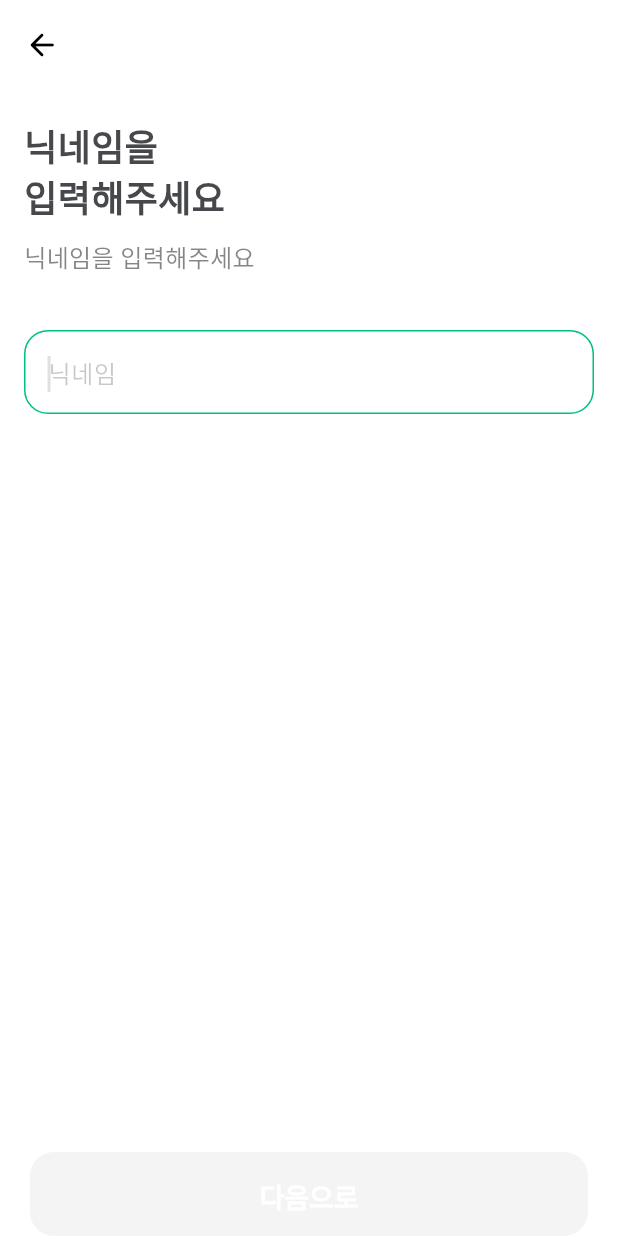
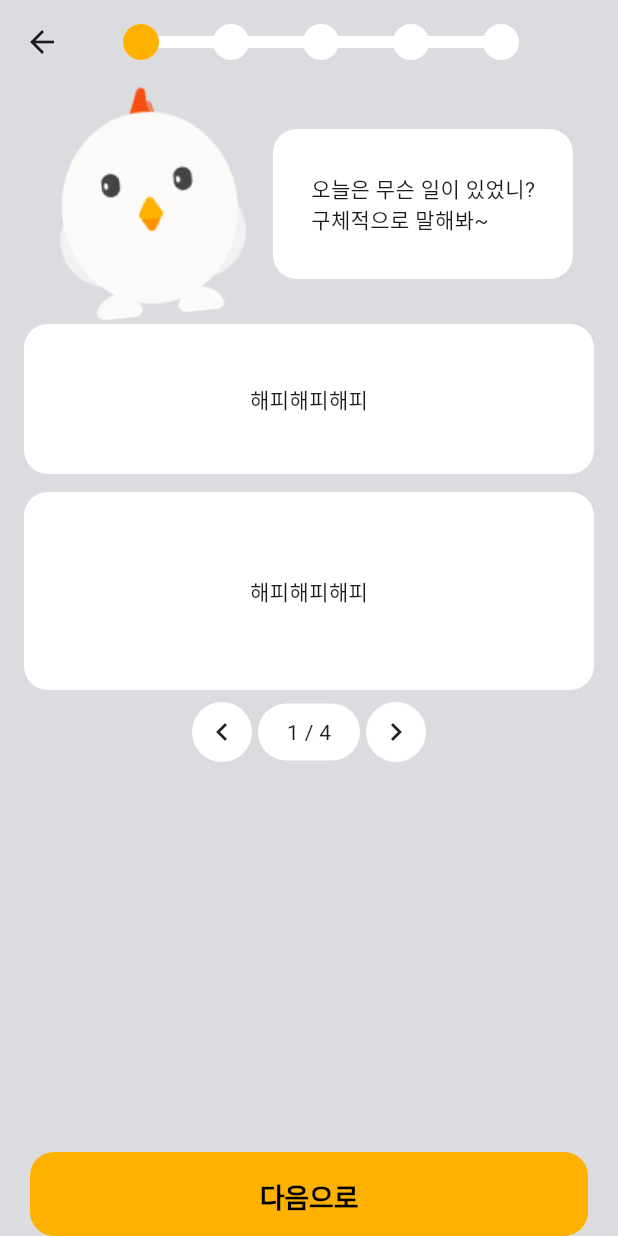
Before and after one commit to symple-app/bbiyack, a Flutter app: the screen it shows after launch, on a phone screen of 412 x 824 dp. Run offline on Flutter 3.47's test engine with Material 3 defaults, Android fonts, the light colour scheme and no system bars; our stand-ins replace bloc, carousel_slider, equatable, firebase_auth, firebase_core, flutter_bloc and 5 more; accounts and stored records are empty; Roboto replaces fonts that are missing (Pretendard); project files that could hold a hidden picture were left out.

Commit message:
feat: 캐릭터가 해주는 상담 페이지 UI 틀 제작

```diff
--- a/lib/app.dart
+++ b/lib/app.dart
@@ -8,6 +8,7 @@ import 'package:hackerton_gdg/features/authentication/presentation/pages/nicknam
 import 'package:hackerton_gdg/features/authentication/presentation/pages/phone_auth_page.dart';
 import 'package:hackerton_gdg/features/authentication/presentation/pages/phone_verify_page.dart';
 import 'package:hackerton_gdg/features/home/presentation/pages/home_page.dart';
+import 'package:hackerton_gdg/features/onboarding/presentation/pages/onboarding_page.dart';
 import 'package:hackerton_gdg/shared/repositories/user_repository.dart';
 import 'package:hackerton_gdg/shared/utils/observer_util.dart';
 import 'package:hackerton_gdg/global/themes/color_theme.dart';
@@ -127,6 +128,8 @@ class _AppViewState extends State<AppView> {
       BuildContext context, AuthenticationState state) {
     switch (state.step) {
       case AuthenticationStep.onboarding:
+        _navigator.push(OnboardingPage.route());
+        break;
       case AuthenticationStep.nickname:
         _navigator.push(NicknamePage.route());
         break;
--- /dev/null
+++ b/lib/features/character/presentation/pages/counsel_character_page.dart
@@ -0,0 +1,261 @@
+import 'package:flutter/material.dart';
+import 'package:hackerton_gdg/global/themes/color_theme.dart';
+import 'package:hackerton_gdg/shared/widgets/button/bottom_button.dart';
+
+class CounselCharacterPage extends StatefulWidget {
+  const CounselCharacterPage({Key? key}) : super(key: key);
+
+  @override
+  _CounselCharacterPageState createState() => _CounselCharacterPageState();
+}
+
+class _CounselCharacterPageState extends State<CounselCharacterPage> {
+  String character = 'assets/new/character/one_ggio.png';
+  int currentIndex = 0;
+
+  @override
+  void initState() {
+    super.initState();
+  }
+
+  @override
+  Widget build(BuildContext context) {
+    return Scaffold(
+      appBar: AppBar(
+        backgroundColor: Color(0xFFDBDCDF),
+        foregroundColor: ColorTheme.of(context).inverse.background,
+        title: Padding(
+          padding: EdgeInsets.only(left: 10),
+          child: Stack(
+            children: [
+              Row(children: [
+                ProcessCircleComponent(offset: 0, isOn: false),
+                ProcessConnectRectComponent(
+                    offset: -2, isOn: currentIndex >= 1),
+                ProcessCircleComponent(offset: -4, isOn: false),
+                ProcessConnectRectComponent(
+                    offset: -6, isOn: currentIndex >= 2),
+                ProcessCircleComponent(offset: -8, isOn: false),
+                ProcessConnectRectComponent(
+                    offset: -10, isOn: currentIndex >= 3),
+                ProcessCircleComponent(offset: -12, isOn: false),
+                ProcessConnectRectComponent(
+                    offset: -14, isOn: currentIndex >= 4),
+                ProcessCircleComponent(offset: -16, isOn: false),
+              ]),
+              // 진행
+              Row(children: [
+                if (currentIndex >= 0)
+                  ProcessCircleComponent(offset: 0, isOn: currentIndex >= 0),
+                if (currentIndex >= 1)
+                  ProcessConnectRectComponent(
+                      offset: -2, isOn: currentIndex >= 1),
+                if (currentIndex >= 1)
+                  ProcessCircleComponent(offset: -4, isOn: currentIndex >= 1),
+                if (currentIndex >= 2)
+                  ProcessConnectRectComponent(
+                      offset: -6, isOn: currentIndex >= 2),
+                if (currentIndex >= 2)
+                  ProcessCircleComponent(offset: -8, isOn: currentIndex >= 2),
+                if (currentIndex >= 3)
+                  ProcessConnectRectComponent(
+                      offset: -10, isOn: currentIndex >= 3),
+                if (currentIndex >= 3)
+                  ProcessCircleComponent(offset: -12, isOn: currentIndex >= 3),
+                if (currentIndex >= 4)
+                  ProcessConnectRectComponent(
+                      offset: -14, isOn: currentIndex >= 4),
+                if (currentIndex >= 4)
+                  ProcessCircleComponent(offset: -16, isOn: currentIndex >= 4),
+              ]),
+            ],
+          ),
+        ),
+      ),
+      body: Container(
+        decoration: BoxDecoration(color: Color(0xFFDBDCDF)),
+        child: SafeArea(
+          child: Column(
+            children: [
+              Row(
+                children: [
+                  Spacer(),
+                  Transform.rotate(angle: -0.1, child: Image.asset(character)),
+                  SizedBox(width: 12),
+                  Container(
+                    width: 200, // 사각형 너비
+                    height: 100, // 사각형 높이
+                    decoration: BoxDecoration(
+                      color: Colors.white, // 배경 색상
+                      borderRadius: BorderRadius.circular(16), // 모서리 둥글게
+                    ),
+                    child: Center(child: Text("오늘은 무슨 일이 있었니?\n구체적으로 말해봐~")),
+                  ),
+                  Spacer(),
+                ],
+              ),
+              currentIndex == 5
+                  ? Padding(
+                      padding: const EdgeInsets.symmetric(horizontal: 16.0),
+                      child: TextField(
+                        decoration: InputDecoration(
+                          filled: true, // 배경 색상을 활성화
+                          fillColor: Colors.white, // 배경 색상
+                          contentPadding: EdgeInsets.symmetric(
+                              vertical: 20, horizontal: 16), // 텍스트 패딩
+                          border: OutlineInputBorder(
+                            borderRadius: BorderRadius.circular(16), // 모서리 둥글게
+                            borderSide: BorderSide.none, // 테두리 제거
+                          ),
+                          hintText: "해피해피해피", // 텍스트 필드 기본 값 (힌트)
+                          hintStyle:
+                              TextStyle(color: Colors.grey), // 힌트 텍스트 스타일
+                        ),
+                        style: TextStyle(
+                            fontSize: 16, color: Colors.black), // 입력 텍스트 스타일
+                        maxLines: 8, // 한 줄 입력
+                        textAlign: TextAlign.start, // 텍스트 가운데 정렬
+                      ),
+                    )
+                  : CounselResultComponent(),
+              Spacer(),
+              BottomButton(
+                title: "다음으로",
+                color: Color(0xFFFFB100),
+                foregroundColor: Colors.black,
+              )
+            ],
+          ),
+        ),
+      ),
+    );
+  }
+}
+
+class ProcessCircleComponent extends StatelessWidget {
+  const ProcessCircleComponent(
+      {Key? key, required this.offset, required this.isOn})
+      : super(key: key);
+  final double offset;
+  final bool isOn;
+
+  @override
+  Widget build(BuildContext context) {
+    double finalOffset = offset;
+
+    return Transform.translate(
+      offset: Offset(finalOffset, 0),
+      child: Container(
+        width: 24.0, // 원의 너비
+        height: 24.0, // 원의 높이
+        decoration: BoxDecoration(
+          color: isOn ? Color(0xFFFFB100) : Colors.white, // 원의 색상
+          shape: BoxShape.circle, // 원형으로 설정
+        ),
+      ),
+    );
+  }
+}
+
+class ProcessConnectRectComponent extends StatelessWidget {
+  const ProcessConnectRectComponent(
+      {Key? key, required this.offset, required this.isOn})
+      : super(key: key);
+  final double offset;
+  final bool isOn;
+
+  @override
+  Widget build(BuildContext context) {
+    double finalOffset = offset;
+
+    return Transform.translate(
+      offset: Offset(finalOffset, 0),
+      child: Container(
+        width: 40.0, // 원의 너비
+        height: 8.0, // 원의 높이
+        decoration: BoxDecoration(
+          color: isOn ? Color(0xFFFFB100) : Colors.white,
+        ),
+      ),
+    );
+  }
+}
+
+class CounselResultComponent extends StatelessWidget {
+  const CounselResultComponent({Key? key}) : super(key: key);
+
+  @override
+  Widget build(BuildContext context) {
+    return Padding(
+      padding: const EdgeInsets.symmetric(horizontal: 16.0),
+      child: Column(
+        children: [
+          Container(
+            width: double.infinity, // 사각형 너비
+            height: 100, // 사각형 높이
+            decoration: BoxDecoration(
+              color: Colors.white, // 배경 색상
+              borderRadius: BorderRadius.circular(16), // 모서리 둥글게
+            ),
+            child: Center(child: Text("해피해피해피")),
+          ),
+          SizedBox(height: 12),
+          Container(
+            width: double.infinity, // 사각형 너비
+            height: 132, // 사각형 높이
+            decoration: BoxDecoration(
+              color: Colors.white, // 배경 색상
+              borderRadius: BorderRadius.circular(16), // 모서리 둥글게
+            ),
+            child: Center(child: Text("해피해피해피")),
+          ),
+          SizedBox(height: 8),
+          Row(
+            children: [
+              Spacer(),
+              Container(
+                width: 40,
+                height: 40,
+                decoration: BoxDecoration(
+                  color: Colors.white, // 원의 색상
+                  shape: BoxShape.circle, // 원형으로 설정
+                ),
+                child: Center(
+                  child: Icon(Icons.chevron_left),
+                ),
+              ),
+              Padding(
+                padding: const EdgeInsets.symmetric(horizontal: 4.0),
+                child: Container(
+                  width: 68,
+                  height: 38,
+                  decoration: BoxDecoration(
+                    color: Colors.white, // 원의 색상
+                    borderRadius: BorderRadius.circular(99),
+                  ),
+                  child: Center(
+                    child: Text("1 / 4"),
+                  ),
+                ),
+              ),
+              Container(
+                width: 40,
+                height: 40,
+                decoration: BoxDecoration(
+                  color: Colors.white, // 원의 색상
+                  shape: BoxShape.circle, // 원형으로 설정
+                ),
+                child: Center(
+                  child: Icon(
+                    Icons.chevron_right,
+                  ),
+                ),
+              ),
+              Spacer(),
+            ],
+          )
+        ],
+      ),
+    );
+  }
+}
--- a/lib/features/character/presentation/pages/select_character_page.dart
+++ b/lib/features/character/presentation/pages/select_character_page.dart
@@ -1,5 +1,7 @@
 import 'package:carousel_slider/carousel_slider.dart';
 import 'package:flutter/material.dart';
+import 'package:hackerton_gdg/global/themes/color_theme.dart';
+import 'package:hackerton_gdg/global/themes/text_style.dart';
 import 'package:hackerton_gdg/shared/widgets/button/bottom_button.dart';
 
 class SelectCharacterPage extends StatefulWidget {
@@ -26,9 +28,19 @@ class _SelectCharacterPageState extends State<SelectCharacterPage> {
       body: SafeArea(
           child: Column(
         children: [
-          SizedBox(height: 72),
-          Text("고민을 털어놓을 끼오 스승을 골라주세요"),
-          Spacer(),
+          SizedBox(height: 76),
+          Center(
+            child: Text(
+              "고민을 털어놓을\n 끼오 스승을 골라주세요",
+              style: CustomTextStyle.of(
+                      fontColor: ColorTheme.of(context).label.normal)
+                  .heading
+                  .mobile
+                  .xl2,
+              textAlign: TextAlign.center,
+            ),
+          ),
+          SizedBox(height: 70),
           CarouselSlider(
             options: CarouselOptions(
               height: 340.0,
@@ -53,7 +65,13 @@ class _SelectCharacterPageState extends State<SelectCharacterPage> {
             }).toList(),
           ),
           Spacer(),
-          Text("양옆으로 넘겨서 선택해주세요"),
+          Text("양옆으로 넘겨서 선택해주세요",
+              style: CustomTextStyle.of(
+                      fontColor:
+                          ColorTheme.of(context).static.black.withOpacity(0.6))
+                  .body
+                  .mobile
+                  .medium),
           SizedBox(height: 12),
           BottomButton(
             title: '${character[_currentIndex]}로 할래요',
--- a/lib/features/onboarding/presentation/pages/onboarding_page.dart
+++ b/lib/features/onboarding/presentation/pages/onboarding_page.dart
@@ -1,4 +1,6 @@
 import 'package:flutter/material.dart';
+import 'package:hackerton_gdg/features/character/presentation/pages/counsel_character_page.dart';
+import 'package:hackerton_gdg/features/character/presentation/pages/select_character_page.dart';
 
 class OnboardingPage extends StatelessWidget {
   const OnboardingPage({super.key});
@@ -9,10 +11,6 @@ class OnboardingPage extends StatelessWidget {
 
   @override
   Widget build(BuildContext context) {
-    return Scaffold(
-      body: Center(
-        child: Text("a"),
-      ),
-    );
+    return const CounselCharacterPage();
   }
 }
--- a/lib/shared/widgets/button/bottom_button.dart
+++ b/lib/shared/widgets/button/bottom_button.dart
@@ -7,6 +7,8 @@ class BottomButton extends StatelessWidget {
   final Function()? onTap;
   final bool isActive;
   final bool isLoading;
+  final Color? color;
+  final Color? foregroundColor;
 
   const BottomButton({
     super.key,
@@ -14,6 +16,8 @@ class BottomButton extends StatelessWidget {
     this.onTap,
     this.isActive = true,
     this.isLoading = false,
+    this.color,
+    this.foregroundColor,
   });
 
   @override
@@ -29,7 +33,7 @@ class BottomButton extends StatelessWidget {
           decoration: BoxDecoration(
             borderRadius: BorderRadius.circular(16),
             color: isActive
-                ? ColorTheme.of(context).primary.normal
+                ? color ?? ColorTheme.of(context).primary.normal
                 : ColorTheme.of(context).interaction.disable,
           ),
           child: Center(
@@ -45,7 +49,8 @@ class BottomButton extends StatelessWidget {
                 : Text(
                     title,
                     style: CustomTextStyle.of(
-                      fontColor: ColorTheme.of(context).static.white,
+                      fontColor: foregroundColor ??
+                          ColorTheme.of(context).static.white,
                     ).subTitle,
                     textAlign: TextAlign.center,
                   ),
```
Also changed, not shown: assets/new/character/du_ggio.png (added), assets/new/character/one_ggio.png (added), assets/new/character/t_ggio.png (added).
